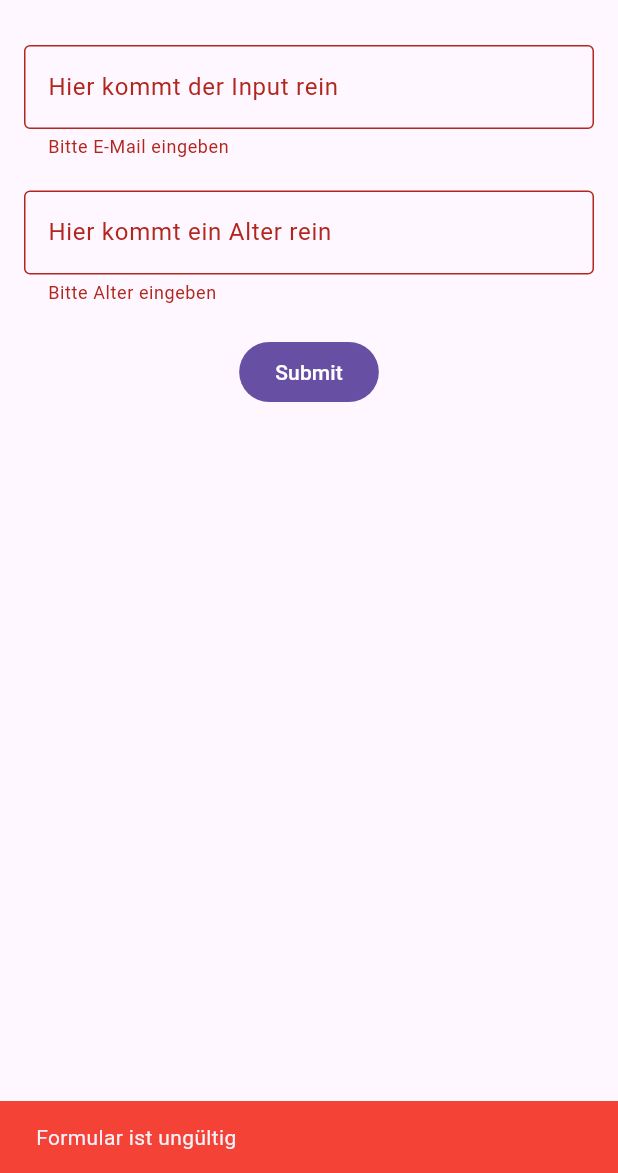
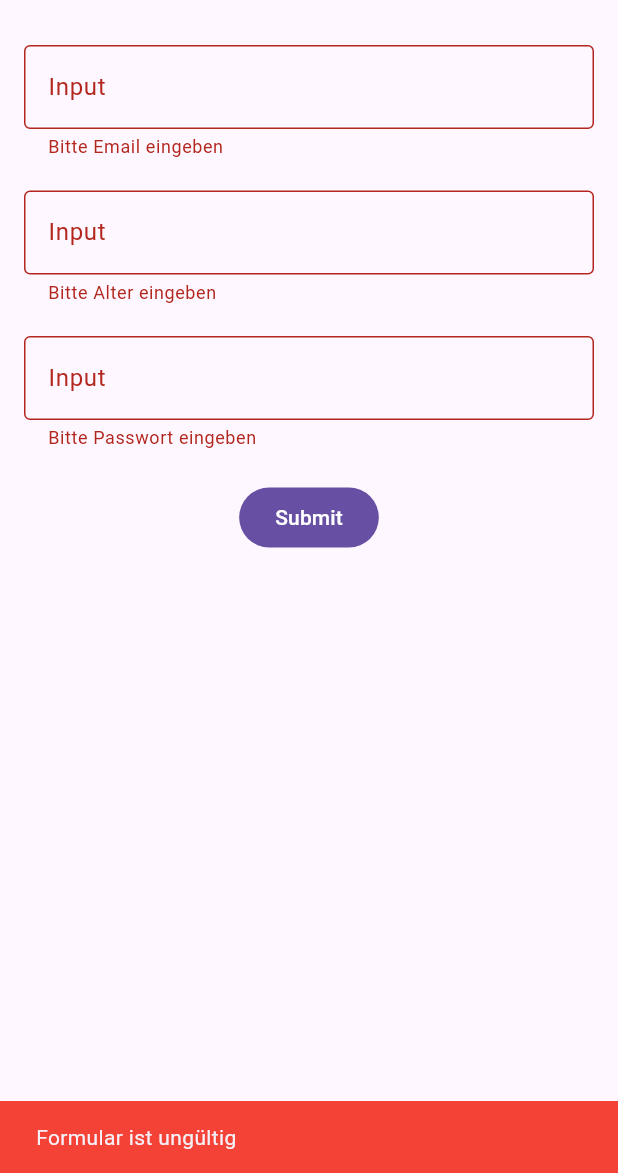
Before and after one commit to goldenshoes001/tut2-15-08-2025, a Flutter app: the screen it shows after launch, after a tap on "Submit", on a phone screen of 412 x 824 dp, the part 63-1236 px from its top. Run offline on Flutter 3.47's test engine with Material 3 defaults, Android fonts, the phone set to English and light mode, and no system bars.

Commit message:
implemented regex for password validation

```diff
--- a/lib/src/features/input/domain/validator.dart
+++ b/lib/src/features/input/domain/validator.dart
@@ -1,11 +1,22 @@
+import 'dart:developer';
+
 class Validator {
   String? validateEmail(value) {
+    // ist null oder leer
     if (value == null || value.isEmpty) {
-      return 'Bitte E-Mail eingeben';
+      return "Bitte Email eingeben";
     }
-    if (!value.contains('@') || !value.endsWith('.de')) {
-      return 'Ungültige E-Mail-Adresse';
+    // hat @ und einen Punkt (.)
+
+    if (!value.contains("@") && !value.contains(".")) {
+      return "Bitte gültige E-Mail eingeben";
     }
+    // keine Leerzeichen
+
+    if (value.contains(" ")) {
+      return "Bitte keine Leerzeichen verwenden";
+    }
+
     return null;
   }
 
@@ -14,15 +25,47 @@ class Validator {
       return "Bitte Alter eingeben";
     }
 
-    int age = int.tryParse(value)!;
+    final age = int.tryParse(value);
 
-    if (age <= 16) {
-      return "No registration allowed";
+    if (age == null) {
+      return "Es muss eine Zahl sein";
     }
+
+    if (age < 0) {
+      return "Muss eine positive Zahl sein";
+    }
+
+    if (age < 16) {
+      return "Das Mindestalter ist 16";
+    }
+    // ist eine Zahl && ist eine positive Zahl
+    // Mindestalter: 16
+
     return null;
   }
 
-  String? validatePassword(value) {
+  String? validatePassword(String? value) {
+    if (value == null || value.isEmpty) {
+      return "Bitte Passwort eingeben";
+    }
+
+    if (value.length < 6) {
+      return "Gebe mindestens 6 Zeichen ein";
+    }
+    // 6 Zeichen,
+    //
+    // davon 2 kleinbuchstaben
+    // REGEX!!!
+    final regex = RegExp(
+      r'^(?=(?:.*[a-z]){2,})(?=.*[!@#\$%^&*(),.?":{}|<>]).+$',
+    );
+
+    if (!regex.hasMatch(value)) {
+      return "Das Password muss mindestens 2 Kleinbuchstaben und mindestens 1 Sonderzeichen enthalten";
+    }
+
+    // 1 sonderzeichen
+
     return null;
   }
 }
--- a/lib/src/features/input/presentation/input_validation_screen.dart
+++ b/lib/src/features/input/presentation/input_validation_screen.dart
@@ -11,9 +11,11 @@ class InputValidationScreen extends StatefulWidget {
 class _InputValidationScreenState extends State<InputValidationScreen> {
   final _textController1 = TextEditingController();
   final _textController2 = TextEditingController();
+  final _textController3 = TextEditingController();
   final validator = Validator();
   final _formKey = GlobalKey<FormState>();
 
+  // validator ...
   void _submit() {
     if (_formKey.currentState!.validate()) {
       ScaffoldMessenger.of(context).showSnackBar(
@@ -48,7 +50,7 @@ class _InputValidationScreenState extends State<InputValidationScreen> {
                 autocorrect: false,
                 decoration: InputDecoration(
                   border: OutlineInputBorder(),
-                  labelText: "Hier kommt der Input rein",
+                  labelText: "Input",
                 ),
                 controller: _textController1,
                 validator: validator.validateEmail,
@@ -57,10 +59,19 @@ class _InputValidationScreenState extends State<InputValidationScreen> {
                 autocorrect: false,
                 decoration: InputDecoration(
                   border: OutlineInputBorder(),
-                  labelText: "Hier kommt ein Alter rein",
+                  labelText: "Input",
                 ),
                 controller: _textController2,
                 validator: validator.validateAge,
+              ),
+              TextFormField(
+                autocorrect: false,
+                decoration: InputDecoration(
+                  border: OutlineInputBorder(),
+                  labelText: "Input",
+                ),
+                controller: _textController3,
+                validator: validator.validatePassword,
               ),
               FilledButton(onPressed: _submit, child: Text("Submit")),
             ],
```
